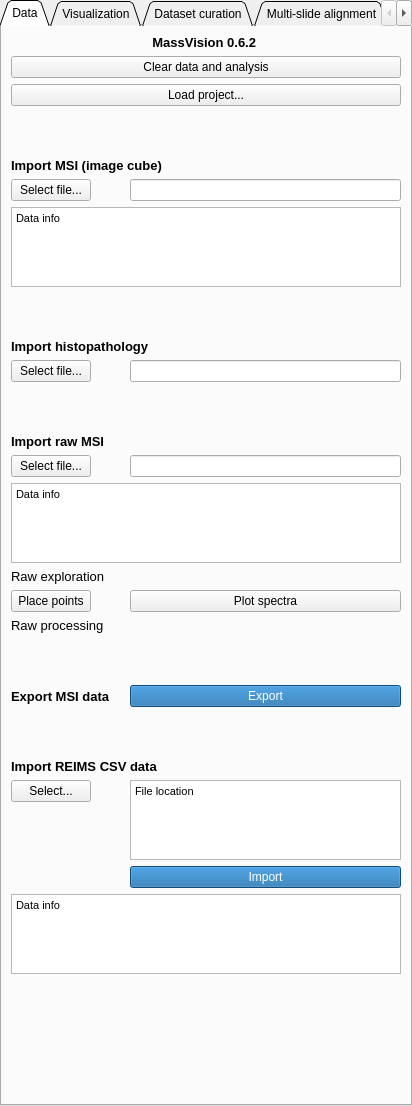
The window that MassVision/Resources/UI/MassVision.ui (jamzad/SlicerMassVision) describes before a commit, drawn with Qt 5.
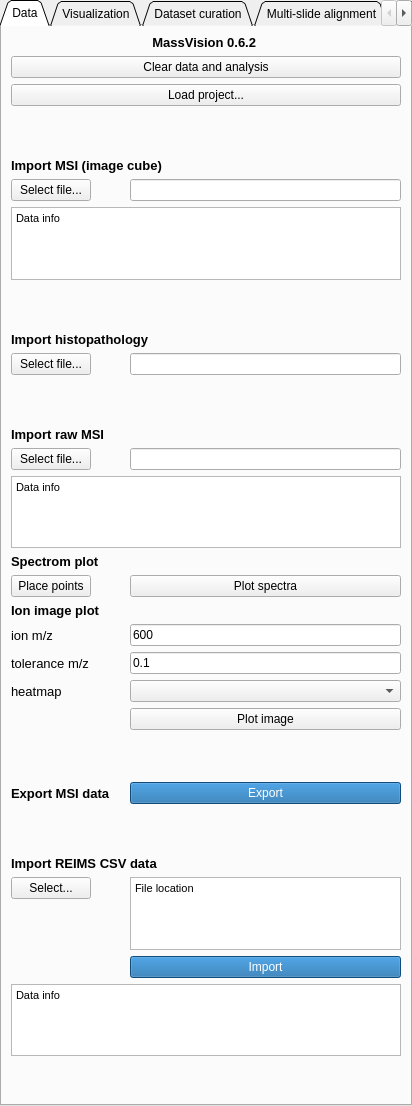
The same window after the commit.

Commit message: ADD raw imzML ion image plot

```diff
--- a/MassVision/Resources/UI/MassVision.ui
+++ b/MassVision/Resources/UI/MassVision.ui
@@ -251,7 +251,7 @@
       </property>
      </widget>
     </item>
-    <item row="22" column="0" colspan="2">
+    <item row="26" column="0" colspan="2">
      <widget class="QLabel" name="label_REIMS">
       <property name="font">
        <font>
@@ -268,14 +268,14 @@
       </property>
      </widget>
     </item>
-    <item row="23" column="0">
+    <item row="27" column="0">
      <widget class="QPushButton" name="REIMSFileSelect">
       <property name="text">
        <string>Select...</string>
       </property>
      </widget>
     </item>
-    <item row="23" column="1">
+    <item row="27" column="1">
      <widget class="QTextBrowser" name="filenameREIMSBrowser">
       <property name="maximumSize">
        <size>
@@ -295,7 +295,7 @@
       </property>
      </widget>
     </item>
-    <item row="24" column="1">
+    <item row="28" column="1">
      <widget class="QPushButton" name="REIMSFileLoad">
       <property name="styleSheet">
        <string notr="true">background-color: #1769aa;
@@ -306,7 +306,7 @@
       </property>
      </widget>
     </item>
-    <item row="25" column="0" colspan="2">
+    <item row="29" column="0" colspan="2">
      <widget class="QTextBrowser" name="REIMSInformation">
       <property name="maximumSize">
        <size>
@@ -323,7 +323,7 @@
       </property>
      </widget>
     </item>
-    <item row="26" column="0" colspan="2">
+    <item row="30" column="0" colspan="2">
      <spacer name="verticalSpacer_17">
       <property name="orientation">
        <enum>Qt::Vertical</enum>
@@ -336,7 +336,7 @@
       </property>
      </spacer>
     </item>
-    <item row="18" column="0" colspan="2">
+    <item row="22" column="0" colspan="2">
      <spacer name="verticalSpacer_30">
       <property name="orientation">
        <enum>Qt::Vertical</enum>
@@ -352,7 +352,7 @@
       </property>
      </spacer>
     </item>
-    <item row="21" column="0" colspan="2">
+    <item row="25" column="0" colspan="2">
      <spacer name="verticalSpacer_31">
       <property name="orientation">
        <enum>Qt::Vertical</enum>
@@ -373,19 +373,19 @@
       <property name="font">
        <font>
         <pointsize>10</pointsize>
-        <weight>50</weight>
-        <bold>false</bold>
+        <weight>75</weight>
+        <bold>true</bold>
        </font>
       </property>
       <property name="styleSheet">
        <string notr="true"/>
       </property>
       <property name="text">
-       <string>Raw exploration</string>
+       <string>Spectrom plot</string>
       </property>
      </widget>
     </item>
-    <item row="19" column="0">
+    <item row="23" column="0">
      <widget class="QLabel" name="label_66">
       <property name="font">
        <font>
@@ -402,7 +402,7 @@
       </property>
      </widget>
     </item>
-    <item row="19" column="1">
+    <item row="23" column="1">
      <widget class="QPushButton" name="ExportPushBotton">
       <property name="styleSheet">
        <string notr="true">background-color: #1769aa;
@@ -413,7 +413,7 @@
       </property>
      </widget>
     </item>
-    <item row="17" column="0">
+    <item row="18" column="0">
      <widget class="QLabel" name="label_74">
       <property name="font">
        <font>
@@ -426,7 +426,7 @@
        <string notr="true"/>
       </property>
       <property name="text">
-       <string>Raw processing</string>
+       <string>ion m/z</string>
       </property>
      </widget>
     </item>
@@ -447,6 +447,87 @@
       </property>
      </widget>
     </item>
+    <item row="17" column="0">
+     <widget class="QLabel" name="label_75">
+      <property name="font">
+       <font>
+        <pointsize>10</pointsize>
+        <weight>75</weight>
+        <bold>true</bold>
+       </font>
+      </property>
+      <property name="styleSheet">
+       <string notr="true"/>
+      </property>
+      <property name="text">
+       <string>Ion image plot</string>
+      </property>
+     </widget>
+    </item>
+    <item row="18" column="1">
+     <widget class="QLineEdit" name="RawImgIon">
+      <property name="text">
+       <string>600</string>
+      </property>
+      <property name="readOnly">
+       <bool>false</bool>
+      </property>
+     </widget>
+    </item>
+    <item row="19" column="0">
+     <widget class="QLabel" name="label_84">
+      <property name="font">
+       <font>
+        <pointsize>10</pointsize>
+        <weight>50</weight>
+        <bold>false</bold>
+       </font>
+      </property>
+      <property name="styleSheet">
+       <string notr="true"/>
+      </property>
+      <property name="text">
+       <string>tolerance m/z</string>
+      </property>
+     </widget>
+    </item>
+    <item row="19" column="1">
+     <widget class="QLineEdit" name="RawImgTol">
+      <property name="text">
+       <string>0.1</string>
+      </property>
+      <property name="readOnly">
+       <bool>false</bool>
+      </property>
+     </widget>
+    </item>
+    <item row="20" column="0">
+     <widget class="QLabel" name="label_85">
+      <property name="font">
+       <font>
+        <pointsize>10</pointsize>
+        <weight>50</weight>
+        <bold>false</bold>
+       </font>
+      </property>
+      <property name="styleSheet">
+       <string notr="true"/>
+      </property>
+      <property name="text">
+       <string>heatmap</string>
+      </property>
+     </widget>
+    </item>
+    <item row="21" column="1">
+     <widget class="QPushButton" name="RawPlotImg">
+      <property name="text">
+       <string>Plot image</string>
+      </property>
+     </widget>
+    </item>
+    <item row="20" column="1">
+     <widget class="QComboBox" name="RawImgHeatmap"/>
+    </item>
    </layout>
   </widget>
   <widget class="QWidget" name="tab_2">
```
The commit also changes 2 other files.
